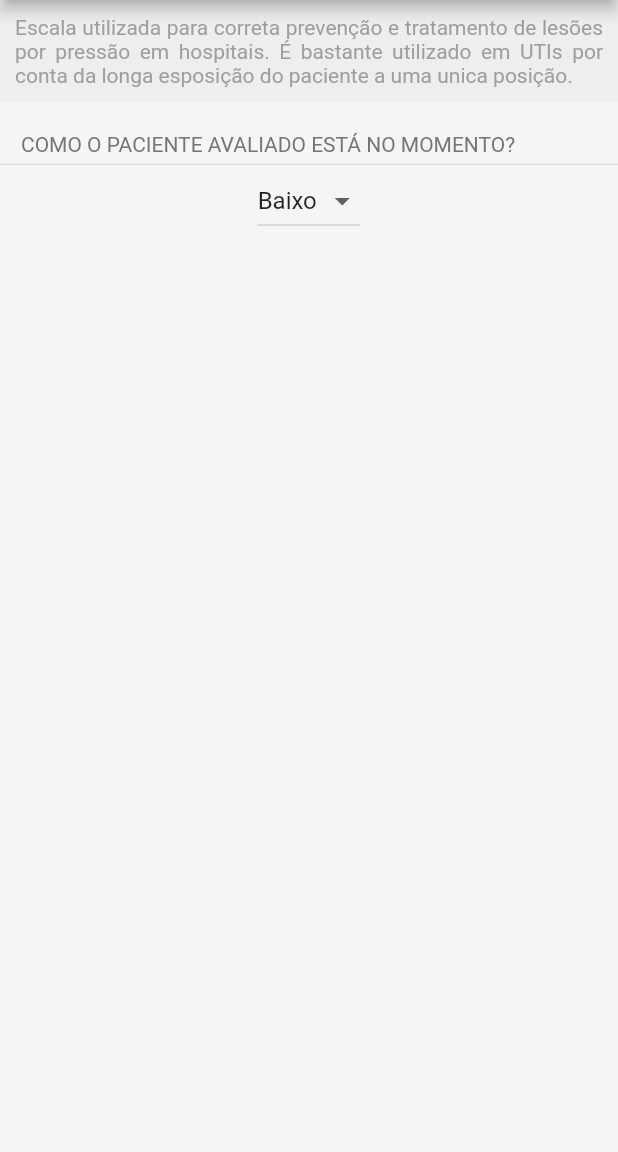
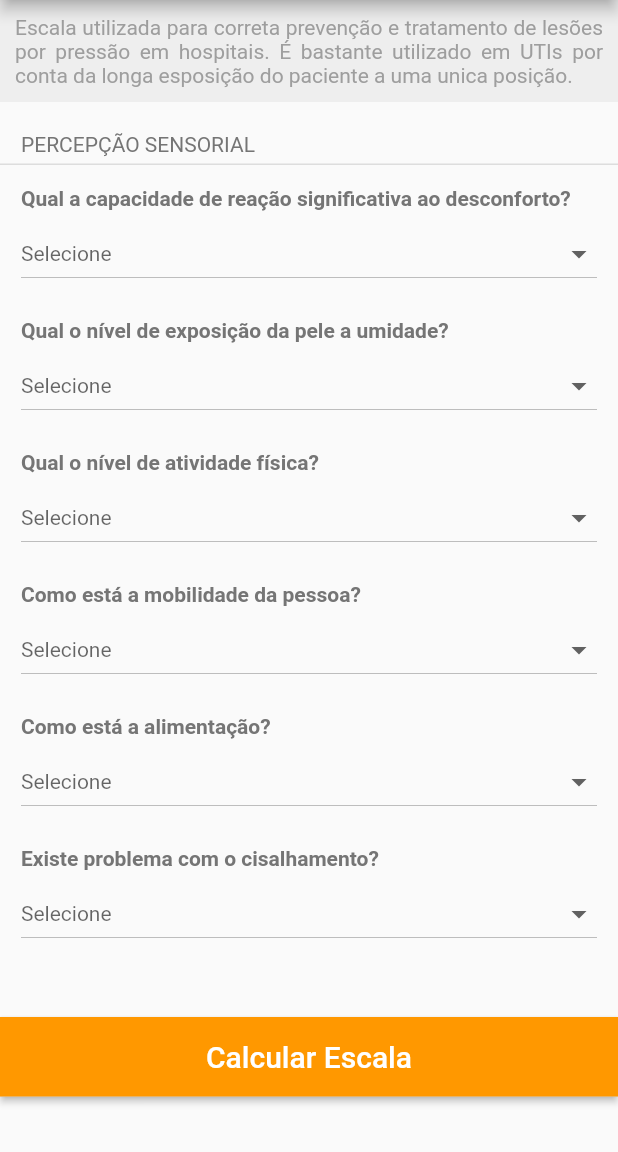
Before and after one commit to jhonatabf/HealthScale, a Flutter app: the screen it shows after launch, after a tap on "Braden", on a phone screen of 412 x 824 dp, the part 84-1236 px from its top. Run offline on Flutter 3.47's test engine with Material 2 defaults, Android fonts, the phone set to English and light mode, and no system bars; our stand-ins replace toast.

Commit message:
finalizado calculo do BRADEN

```diff
--- a/lib/main.dart
+++ b/lib/main.dart
@@ -1,6 +1,7 @@
 import 'package:flutter/material.dart';
 import 'package:flutter/services.dart';
 import 'package:flutter/widgets.dart';
+import 'package:health_scale/pages.dart';
 import './scales.dart';
 
 void main() {
@@ -79,6 +80,7 @@ class _HomeState extends State<Home> {
               shrinkWrap: true,
               itemCount: titulos.length,
               itemBuilder: (context, index) {
+                int item = index;
                 return Container(
                   decoration: const BoxDecoration(
                     border: Border(
@@ -92,7 +94,7 @@ class _HomeState extends State<Home> {
                     onTap: () {
                       Navigator.push(
                         context,
-                        MaterialPageRoute(builder: (context) => escalas(paginas[index], coresincone[index], titulos[index], descricoes[index])),
+                        MaterialPageRoute(builder: (context) => escalas(item)),
                       );
                     },
                     leading: Icon(
@@ -117,30 +119,30 @@ class _HomeState extends State<Home> {
       );
     }
 
-Widget escalas(escala, corBarra, titulo, descricao) {
+Widget escalas(item) {
   var scaffold = Scaffold(
     appBar: AppBar(
       title: Text(
-        "Health Scale - " + titulo,
+        "Health Scale - " + titulos[item],
         style: TextStyle(
           color: Colors.white,
         ),
       ),
-      backgroundColor: corBarra,
+      backgroundColor: coresincone[item],
     ),
     backgroundColor: Colors.grey[100],
-    body: pages(escala, descricao),
+    body: PageScale(item),
   );
   return scaffold;
 }
- Widget pages(escala, descricao) {
+ Widget pages(item) {
   return Column(children: <Widget>[
     Container(
             margin: const EdgeInsets.fromLTRB(0, 0, 0, 0),
             padding: const EdgeInsets.all(10),
             color: Colors.grey[200],
               child: Text(
-                "" + descricao,
+                "" + descricoes[item],
                 style: TextStyle(color: Colors.grey),
                 textAlign: TextAlign.justify,
               ),
--- a/lib/pages.dart
+++ b/lib/pages.dart
@@ -0,0 +1,27 @@
+import 'package:flutter/material.dart';
+import 'package:flutter/widgets.dart';
+import 'package:health_scale/scale/braden.dart';
+import 'package:health_scale/scales.dart';
+import 'package:health_scale/style.dart';
+
+
+class PageScale extends StatefulWidget {
+  final int item;
+  PageScale(this.item) : super();
+  @override
+  _PageState createState() => _PageState(item);
+}
+
+class _PageState extends State<PageScale> {
+  final int item;
+  _PageState(this.item);
+
+  @override
+  Widget build(BuildContext context) {
+    if (item == 0) {
+      return Scaffold(
+        body: PageBraden(item),
+      );
+    }
+  }
+}
--- /dev/null
+++ b/lib/scale/braden.dart
@@ -0,0 +1,373 @@
+import 'package:flutter/material.dart';
+import 'package:flutter/widgets.dart';
+import 'package:health_scale/scales.dart';
+import 'package:health_scale/style.dart';
+import 'package:toast/toast.dart';
+
+class PageBraden extends StatefulWidget {
+  final int item;
+  PageBraden(this.item) : super();
+  @override
+  _PageState createState() => _PageState(item);
+}
+
+class _PageState extends State<PageBraden> {
+  final int item;
+  _PageState(this.item);
+  int _reacaoDesconforto;
+  int _fatorUmidade;
+  int _atividadeFisica;
+  int _mobilidade;
+  int _nutricao;
+  int _cisalhamento;
+  String _resultado = "";
+  var reacaoDesconforto = <String>[
+    'Completamente limitada',
+    'Muito limitada',
+    'Ligeiramente limitada',
+    'Nenhuma limitação'
+  ];
+  var fatorUmidade = <String>[
+    'Completamente úmida ou molhada',
+    'Muito úmida ou molhada',
+    'As vezes úmida ou molhada',
+    'Nunca úmida ou molhada'
+  ];
+  var atividadeFisica = <String>[
+    'Acamado',
+    'Confinado ou restrito à cadeira',
+    'Anda ocasionalmente',
+    'Anda frequentemente'
+  ];
+  var mobilidade = <String>[
+    'Completamente imobilizado',
+    'Muito limitada',
+    'Ligeiramente limitado',
+    'Nenhuma limitação'
+  ];
+  var nutricao = <String>[
+    'Muito pobre',
+    'Provavelmente inadequada',
+    'Adequada',
+    'Excelente'
+  ];
+  var cisalhamento = <String>[
+    'Problema',
+    'Problema potencial',
+    'Nenhum problema'
+  ];
+
+  void showToast(String msg, {int duration, int gravity}) {
+    Toast.show(msg, context, duration: duration, gravity: gravity);
+  }
+
+  void calcular(desconforto_, umidade_, atividade_, mobilidade_, nutricao_,
+      cisalhamento_) {
+    int calculo;
+    setState(() {
+      calculo = desconforto_ +
+          umidade_ +
+          atividade_ +
+          mobilidade_ +
+          nutricao_ +
+          cisalhamento_;
+      if (calculo > 17) {
+        _resultado = "Sem Risco";
+      } else if (calculo >= 15 && calculo <= 16) {
+        _resultado = "Risco Leve";
+      } else if (calculo >= 12 && calculo <= 14) {
+        _resultado = "Risco Moderado";
+      } else if (calculo <= 11) {
+        _resultado = "Risco Alto";
+      }
+    });
+    Widget okButton = FlatButton(
+      child: Text(
+        "OK",
+        style: TextStyle(color: corLinkSty),
+      ),
+      onPressed: () {
+        Navigator.of(context).pop();
+      },
+    );
+    // set up the AlertDialog
+    AlertDialog alert = AlertDialog(
+      title: Text("Resultado da escala " + titulos[item]),
+      content: Text(_resultado.toString()),
+      actions: [
+        okButton,
+      ],
+    );
+    // show the dialog
+    showDialog(
+      context: context,
+      builder: (BuildContext context) {
+        return alert;
+      },
+    );
+  }
+
+  @override
+  Widget build(BuildContext context) {
+    return Column(
+      children: <Widget>[
+        Container(
+          margin: const EdgeInsets.fromLTRB(0, 0, 0, 0),
+          padding: const EdgeInsets.all(10),
+          color: Colors.grey[200],
+          child: Text(
+            descricoes[this.item],
+            style: TextStyle(color: Colors.grey),
+            textAlign: TextAlign.justify,
+          ),
+        ),
+        Expanded(
+          child: new SingleChildScrollView(
+            child: Column(
+              children: <Widget>[
+                Container(
+                  alignment: Alignment.topLeft,
+                  padding: const EdgeInsets.fromLTRB(14, 20, 12, 5),
+                  child: Text(
+                    "PERCEPÇÃO SENSORIAL",
+                    style: TextStyle(color: Colors.grey[600]),
+                  ),
+                  decoration: const BoxDecoration(
+                    border: Border(
+                      bottom: BorderSide(
+                        width: 1.0,
+                        color: Color(0xFFFFDDDDDD),
+                      ),
+                    ),
+                  ),
+                ),
+                Container(
+                  alignment: Alignment.topLeft,
+                  padding: const EdgeInsets.fromLTRB(14, 14, 12, 0),
+                  child: Text(
+                    "Qual a capacidade de reação significativa ao desconforto?",
+                    style: tituloSty,
+                  ),
+                ),
+                Container(
+                  alignment: Alignment.topLeft,
+                  padding: const EdgeInsets.fromLTRB(14, 5, 14, 5),
+                  child: DropdownButton<String>(
+                    isExpanded: true,
+                    hint: new Text('Selecione'),
+                    style: selecaoSty,
+                    value: _reacaoDesconforto == null
+                        ? null
+                        : reacaoDesconforto[_reacaoDesconforto],
+                    items: reacaoDesconforto.map((String value) {
+                      return new DropdownMenuItem<String>(
+                        value: value,
+                        child: new Text(value),
+                      );
+                    }).toList(),
+                    onChanged: (value) {
+                      setState(() {
+                        _reacaoDesconforto = reacaoDesconforto.indexOf(value);
+                      });
+                    },
+                  ),
+                ),
+                Container(
+                  alignment: Alignment.topLeft,
+                  padding: const EdgeInsets.fromLTRB(14, 14, 12, 0),
+                  child: Text(
+                    "Qual o nível de exposição da pele a umidade?",
+                    style: tituloSty,
+                  ),
+                ),
+                Container(
+                  alignment: Alignment.topLeft,
+                  padding: const EdgeInsets.fromLTRB(14, 5, 14, 5),
+                  child: DropdownButton<String>(
+                    isExpanded: true,
+                    hint: new Text('Selecione'),
+                    style: selecaoSty,
+                    value: _fatorUmidade == null
+                        ? null
+                        : fatorUmidade[_fatorUmidade],
+                    items: fatorUmidade.map((String value) {
+                      return new DropdownMenuItem<String>(
+                        value: value,
+                        child: new Text(value),
+                      );
+                    }).toList(),
+                    onChanged: (value) {
+                      setState(() {
+                        _fatorUmidade = fatorUmidade.indexOf(value);
+                        print(_fatorUmidade);
+                      });
+                    },
+                  ),
+                ),
+                Container(
+                  alignment: Alignment.topLeft,
+                  padding: const EdgeInsets.fromLTRB(14, 14, 12, 0),
+                  child: Text(
+                    "Qual o nível de atividade física?",
+                    style: tituloSty,
+                  ),
+                ),
+                Container(
+                  alignment: Alignment.topLeft,
+                  padding: const EdgeInsets.fromLTRB(14, 5, 14, 5),
+                  child: DropdownButton<String>(
+                    isExpanded: true,
+                    hint: new Text('Selecione'),
+                    style: selecaoSty,
+                    value: _atividadeFisica == null
+                        ? null
+                        : atividadeFisica[_atividadeFisica],
+                    items: atividadeFisica.map((String value) {
+                      return new DropdownMenuItem<String>(
+                        value: value,
+                        child: new Text(value),
+                      );
+                    }).toList(),
+                    onChanged: (value) {
+                      setState(() {
+                        _atividadeFisica = atividadeFisica.indexOf(value);
+                        print(_atividadeFisica);
+                      });
+                    },
+                  ),
+                ),
+                Container(
+                  alignment: Alignment.topLeft,
+                  padding: const EdgeInsets.fromLTRB(14, 14, 12, 0),
+                  child: Text(
+                    "Como está a mobilidade da pessoa?",
+                    style: tituloSty,
+                  ),
+                ),
+                Container(
+                  alignment: Alignment.topLeft,
+                  padding: const EdgeInsets.fromLTRB(14, 5, 14, 5),
+                  child: DropdownButton<String>(
+                    isExpanded: true,
+                    hint: new Text('Selecione'),
+                    style: selecaoSty,
+                    value: _mobilidade == null ? null : mobilidade[_mobilidade],
+                    items: mobilidade.map((String value) {
+                      return new DropdownMenuItem<String>(
+                        value: value,
+                        child: new Text(value),
+                      );
+                    }).toList(),
+                    onChanged: (value) {
+                      setState(() {
+                        _mobilidade = mobilidade.indexOf(value);
+                        print(_mobilidade);
+                      });
+                    },
+                  ),
+                ),
+                Container(
+                  alignment: Alignment.topLeft,
+                  padding: const EdgeInsets.fromLTRB(14, 14, 12, 0),
+                  child: Text(
+                    "Como está a alimentação?",
+                    style: tituloSty,
+                  ),
+                ),
+                Container(
+                  alignment: Alignment.topLeft,
+                  padding: const EdgeInsets.fromLTRB(14, 5, 14, 5),
+                  child: DropdownButton<String>(
+                    isExpanded: true,
+                    hint: new Text('Selecione'),
+                    style: selecaoSty,
+                    value: _nutricao == null ? null : nutricao[_nutricao],
+                    items: nutricao.map((String value) {
+                      return new DropdownMenuItem<String>(
+                        value: value,
+                        child: new Text(value),
+                      );
+                    }).toList(),
+                    onChanged: (value) {
+                      setState(() {
+                        _nutricao = nutricao.indexOf(value);
+                        print(_nutricao);
+                      });
+                    },
+                  ),
+                ),
+                Container(
+                  alignment: Alignment.topLeft,
+                  padding: const EdgeInsets.fromLTRB(14, 14, 12, 0),
+                  child: Text(
+                    "Existe problema com o cisalhamento?",
+                    style: tituloSty,
+                  ),
+                ),
+                Container(
+                  alignment: Alignment.topLeft,
+                  padding: const EdgeInsets.fromLTRB(14, 5, 14, 5),
+                  child: DropdownButton<String>(
+                    isExpanded: true,
+                    hint: new Text('Selecione'),
+                    style: selecaoSty,
+                    value: _cisalhamento == null
+                        ? null
+                        : cisalhamento[_cisalhamento],
+                    items: cisalhamento.map((String value) {
+                      return new DropdownMenuItem<String>(
+                        value: value,
+                        child: new Text(value),
+                      );
+                    }).toList(),
+                    onChanged: (value) {
+                      setState(() {
+                        _cisalhamento = cisalhamento.indexOf(value);
+                        print(_cisalhamento);
+                      });
+                    },
+                  ),
+                ),
+                const SizedBox(height: 40),
+                RaisedButton(
+                  onPressed: () {
+                    //showAlertDialog(context);
+                    if (_reacaoDesconforto != null &&
+                        _fatorUmidade != null &&
+                        _atividadeFisica != null &&
+                        _mobilidade != null &&
+                        _nutricao != null &&
+                        _cisalhamento != null) {
+                      calcular(
+                          _reacaoDesconforto,
+                          _fatorUmidade,
+                          _atividadeFisica,
+                          _mobilidade,
+                          _nutricao,
+                          _cisalhamento);
+                    } else {
+                      showToast("Primeiro informe os campos da avaliação",
+                          duration: Toast.LENGTH_LONG, gravity: Toast.CENTER);
+                    }
+                  },
+                  textColor: Colors.white,
+                  padding: const EdgeInsets.all(0.0),
+                  child: Container(
+                    decoration: const BoxDecoration(
+                        color: Colors.orange,
+                        borderRadius: BorderRadius.all(Radius.circular(0))),
+                    padding: const EdgeInsets.all(15),
+                    child: Center(
+                          child: Text('Calcular Escala',
+                              style: TextStyle(fontSize: 20)),
+                        ),
+                  ),
+                ),
+              ],
+            ),
+          ),
+        ),
+      ],
+    );
+  }
+}
--- /dev/null
+++ b/lib/style.dart
@@ -0,0 +1,7 @@
+import 'package:flutter/material.dart';
+
+TextStyle tituloSty = TextStyle(color: Colors.grey[600], fontWeight: FontWeight.bold);
+TextStyle selecaoSty = TextStyle(color: Colors.grey[600]);
+BoxDecoration corBotaoSty = const BoxDecoration(color: Colors.green);
+Color corLinkSty = Colors.green;
+Color corPrimariaBraden = Colors.orange;
--- a/pubspec.yaml
+++ b/pubspec.yaml
@@ -24,6 +24,7 @@ dependencies:
   # Use with the CupertinoIcons class for iOS style icons.
   cupertino_icons: ^0.1.2
   dynamic_widget: ^0.0.1
+  toast: ^0.1.5
 
 dev_dependencies:
   flutter_test:
```
Also changed, not shown: pubspec.lock, 7 other files.
